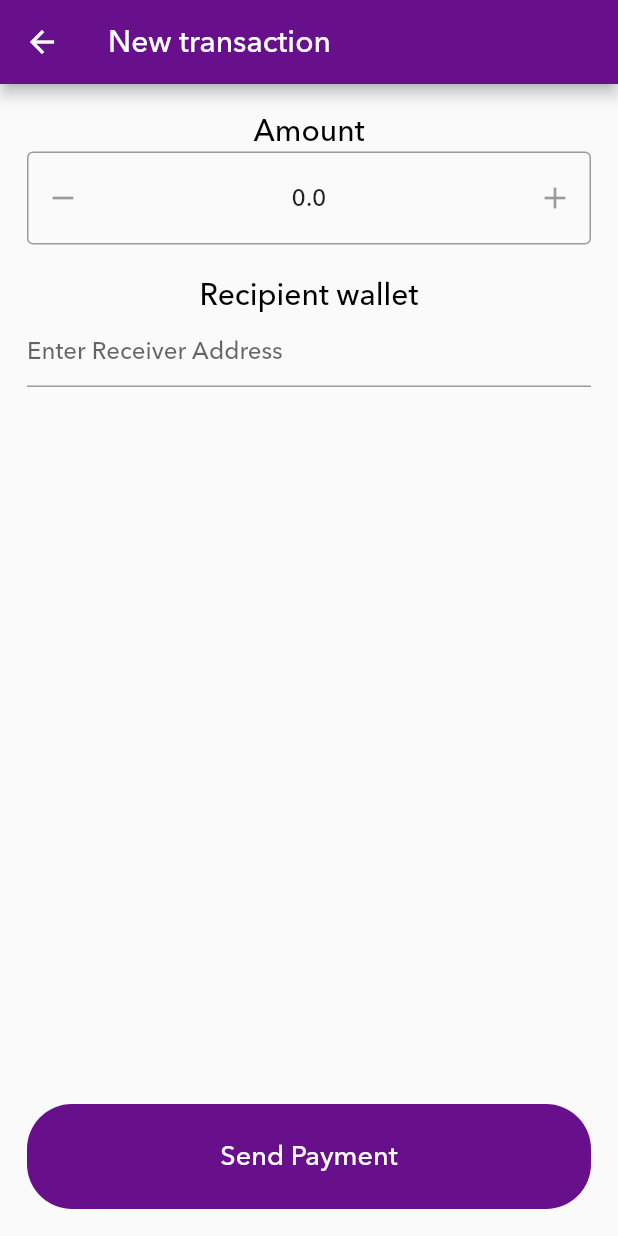
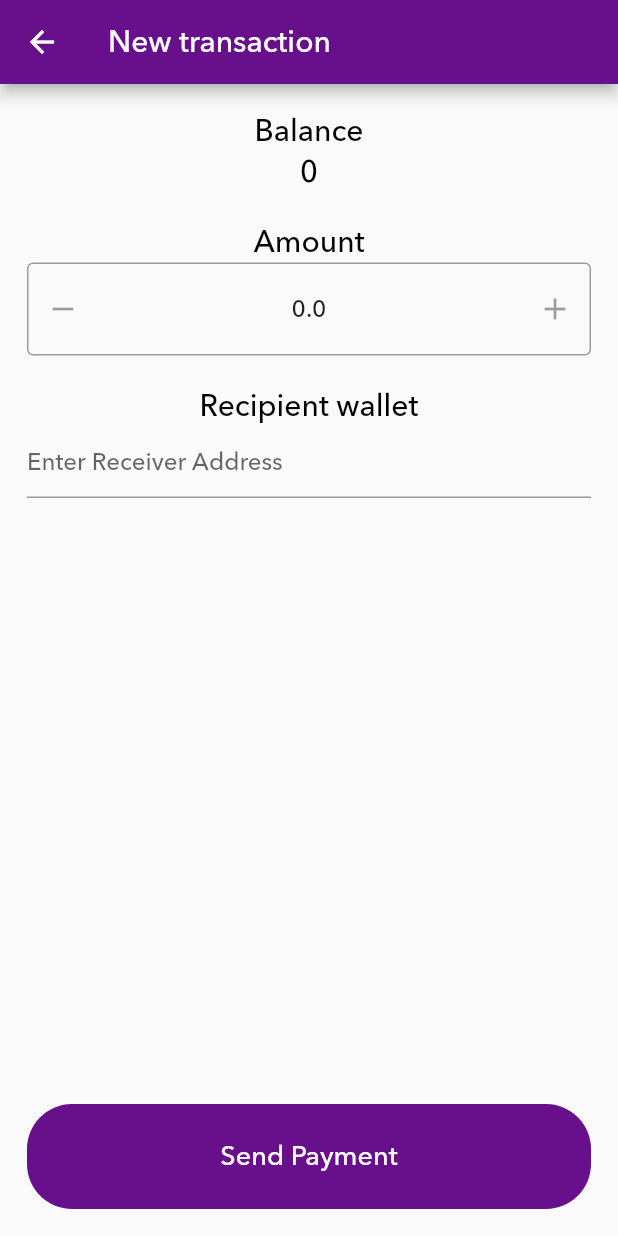
Before and after one commit to Milimeter/main_fame, a Flutter app: the SendAlgoPayment screen opened directly, on a phone screen of 412 x 824 dp. Run offline on Flutter 3.47's test engine with Material 2 defaults, Android fonts, the phone set to English and light mode, and no system bars; drawn by our look-alikes of flutter_spinbox; our stand-ins replace adaptive_dialog, babstrap_settings_screen, cached_network_image, clay_containers, cloud_firestore, emoji_picker_flutter and 28 more; missing offline and left inert: agora_rtc_engine, agora_rtm, algorand_dart, geocoder, giphy_get, linkify_text and 3 more; accounts and stored records are empty; statements that could not run were skipped.

Commit message:
added amount

```diff
--- a/lib/screens/algo_ui/send_payment.dart
+++ b/lib/screens/algo_ui/send_payment.dart
@@ -37,6 +37,21 @@ class _SendAlgoPaymentState extends State<SendAlgoPayment> {
           key: _formKey,
           child: Column(
             children: [
+               Text(
+                'Balance',
+                style: Theme.of(context)
+                    .textTheme
+                    .headline6
+                    ?.copyWith(color: Colors.black),
+              ),
+               Text(
+                '0',
+                style: Theme.of(context)
+                    .textTheme
+                    .headline6
+                    ?.copyWith(color: Colors.black),
+              ),
+              const SizedBox(height: 20),
               Text(
                 'Amount',
                 style: Theme.of(context)
```
